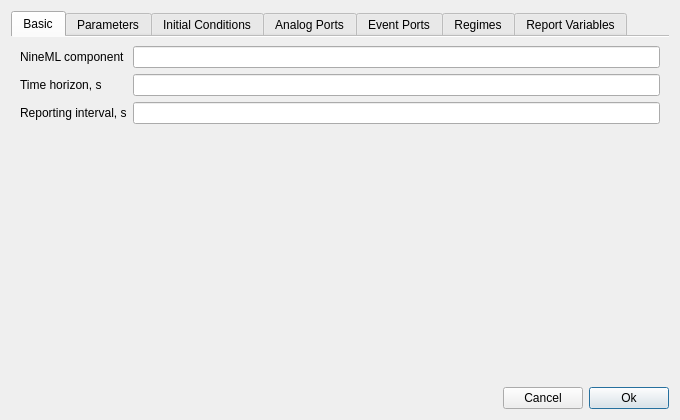
Before: the Qt Designer form trunk/python-files/examples/nineml_tester.ui in v1kko/daetools, drawn with Qt 5.
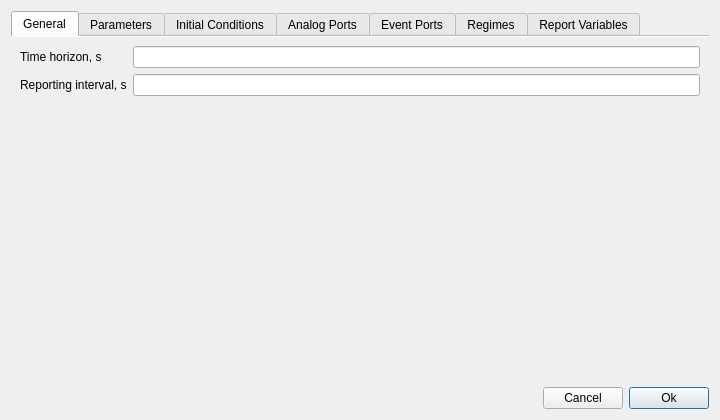
After: the same form once the commit is applied. The open tabs and pages were chosen to show the change.

What changed in the file:
```diff
--- a/trunk/python-files/examples/nineml_tester.ui
+++ b/trunk/python-files/examples/nineml_tester.ui
@@ -6,7 +6,7 @@
    <rect>
     <x>0</x>
     <y>0</y>
-    <width>680</width>
+    <width>720</width>
     <height>420</height>
    </rect>
   </property>
@@ -30,39 +30,32 @@
      </property>
      <widget class="QWidget" name="tab_1">
       <attribute name="title">
-       <string>Basic</string>
+       <string>General</string>
       </attribute>
       <layout class="QVBoxLayout" name="verticalLayout_6">
        <item>
         <layout class="QFormLayout" name="formLayout">
+         <property name="fieldGrowthPolicy">
+          <enum>QFormLayout::AllNonFixedFieldsGrow</enum>
+         </property>
          <item row="0" column="0">
-          <widget class="QLabel" name="nineMLComponentLabel">
-           <property name="text">
-            <string>NineML component</string>
-           </property>
-          </widget>
-         </item>
-         <item row="0" column="1">
-          <widget class="QLineEdit" name="nineMLComponentLineEdit"/>
-         </item>
-         <item row="1" column="0">
           <widget class="QLabel" name="timeHorizonLabel">
            <property name="text">
             <string>Time horizon, s</string>
            </property>
           </widget>
          </item>
-         <item row="1" column="1">
+         <item row="0" column="1">
           <widget class="QLineEdit" name="timeHorizonSLineEdit"/>
          </item>
-         <item row="2" column="0">
+         <item row="1" column="0">
           <widget class="QLabel" name="reportingIntervalLabel">
            <property name="text">
             <string>Reporting interval, s</string>
            </property>
           </widget>
          </item>
-         <item row="2" column="1">
+         <item row="1" column="1">
           <widget class="QLineEdit" name="reportingIntervalSLineEdit"/>
          </item>
         </layout>
```
Left out of the diff: 2 changed lines with no effect on the pictures.
